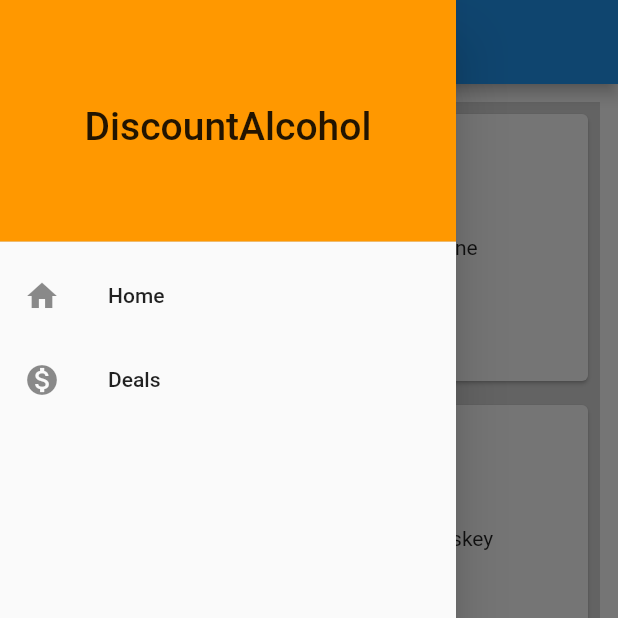
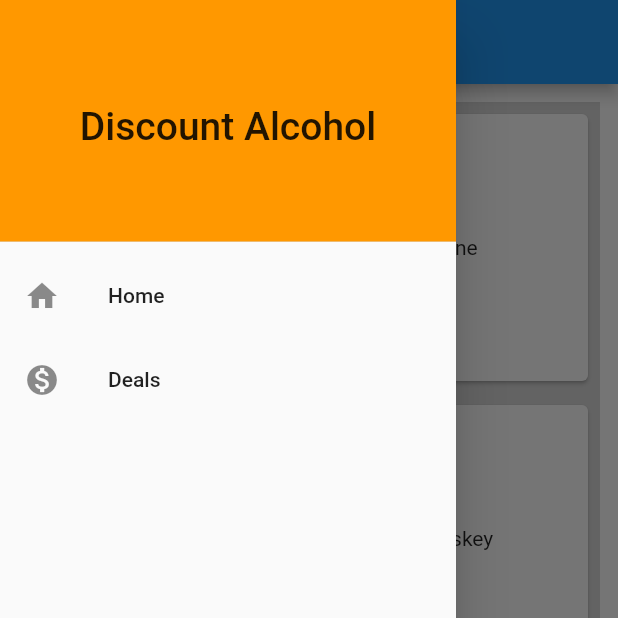
Before and after one commit to askudlarek/DiscountAlcohol, a Flutter app: the screen it shows after launch, with the side drawer open, on a phone screen of 412 x 824 dp, the top half of it. Run offline on Flutter 3.47's test engine with Material 2 defaults, Android fonts, the phone set to English and light mode, and no system bars; our stand-ins replace google_maps_flutter.

Commit message:
added space in title

```diff
--- a/discount_alcohol/lib/nav_drawer.dart
+++ b/discount_alcohol/lib/nav_drawer.dart
@@ -10,7 +10,7 @@ class NavDrawer extends StatelessWidget {
         children: <Widget>[
           DrawerHeader(
             child: Center(
-              child: Text("DiscountAlcohol", style: TextStyle(fontSize: 26)),
+              child: Text("Discount Alcohol", style: TextStyle(fontSize: 26)),
             ),
             decoration: BoxDecoration(
               color: Color.fromARGB(0xFF, 0xFF, 0x98, 0x00),
```
